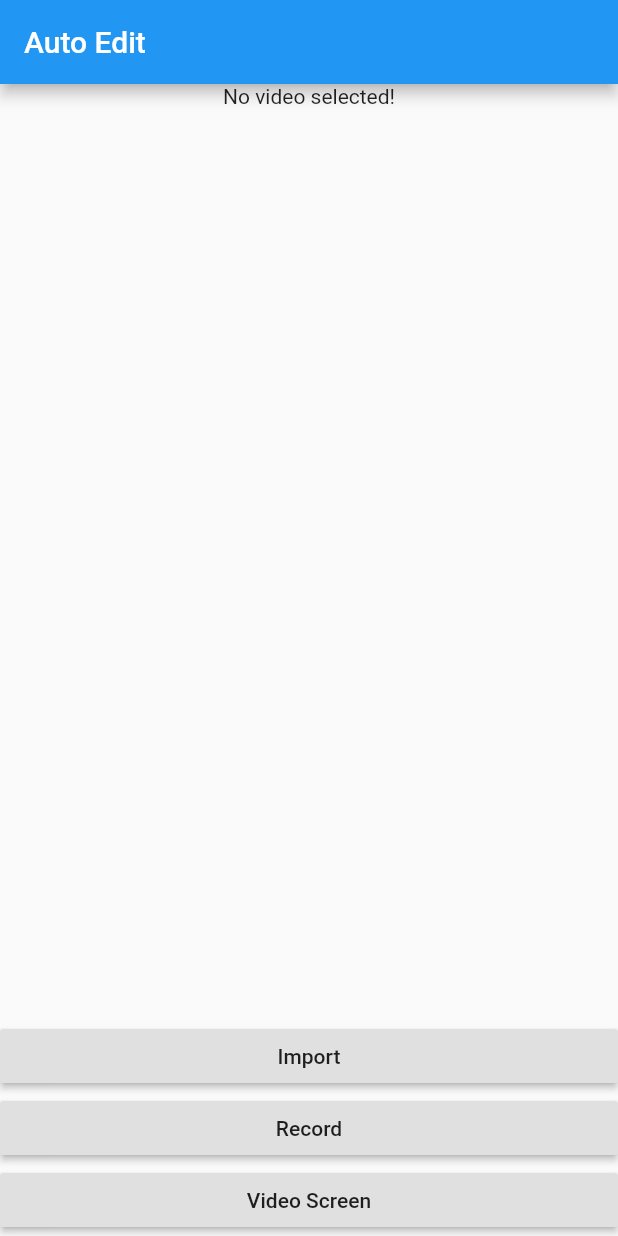
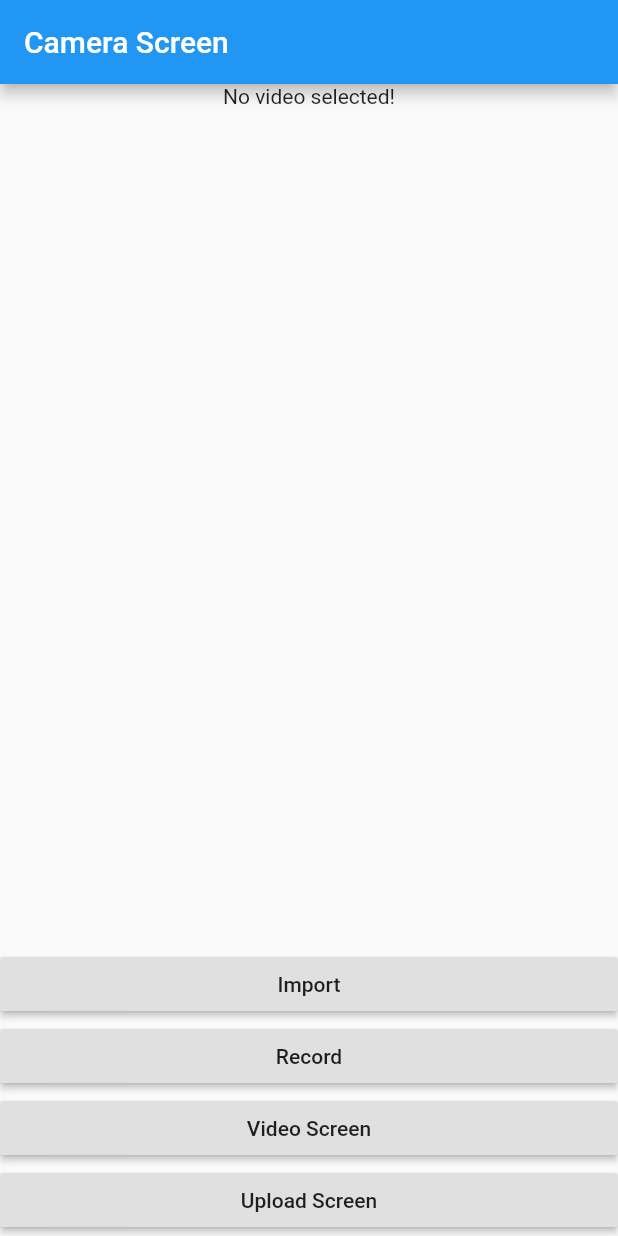
Before and after one commit to ming0520/autoedit-flutter, a Flutter app: the screen it shows after launch, on a phone screen of 412 x 824 dp. Run offline on Flutter 3.47's test engine with Material 2 defaults, Android fonts, the phone set to English and light mode, and no system bars; our stand-ins replace chewie, flutter_spinkit, image_picker, video_player.

Commit message:
Update camera_screen.dart
-update app bar text title
-add upload screen btn to test upload_screen.dart

```diff
--- a/lib/camera_screen.dart
+++ b/lib/camera_screen.dart
@@ -1,5 +1,6 @@
 import 'dart:io';
 
+import 'package:autoedit/upload_screen.dart';
 import 'package:autoedit/video_screen.dart';
 import 'package:flutter/material.dart';
 import 'package:image_picker/image_picker.dart';
@@ -14,7 +15,6 @@ class _CameraScreenState extends State<CameraScreen> {
   File _video;
   String msg;
 
-  @override
   _record({bool isRecord}) async {
     ImageSource imgSrc;
     if (isRecord) {
@@ -55,10 +55,11 @@ class _CameraScreenState extends State<CameraScreen> {
     }
   }
 
+  @override
   Widget build(BuildContext context) {
     return Scaffold(
       appBar: AppBar(
-        title: Text('Auto Edit'),
+        title: Text('Camera Screen'),
       ),
       body: Column(
         mainAxisAlignment: MainAxisAlignment.center,
@@ -93,6 +94,18 @@ class _CameraScreenState extends State<CameraScreen> {
                   return VideoScreen(video: null);
                 }));
               }),
+          RaisedButton(
+            child: Center(
+              child: Text('Upload Screen'),
+            ),
+            onPressed: () {
+              Navigator.push(context, MaterialPageRoute(builder: (context) {
+                return UploadScreen(
+                  video: _video,
+                );
+              }));
+            },
+          )
         ],
       ),
     );
```
